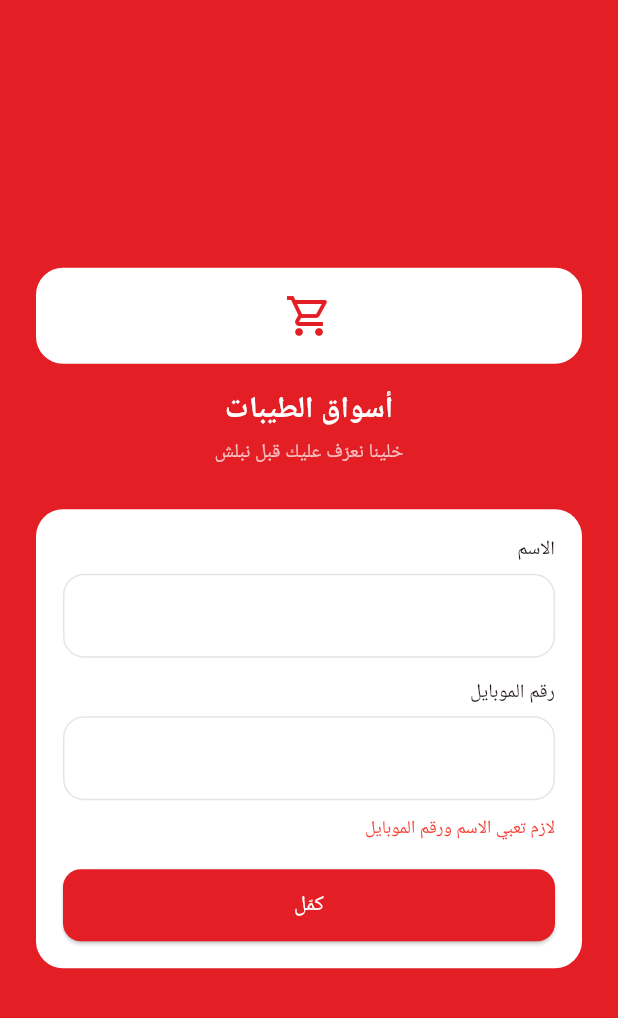
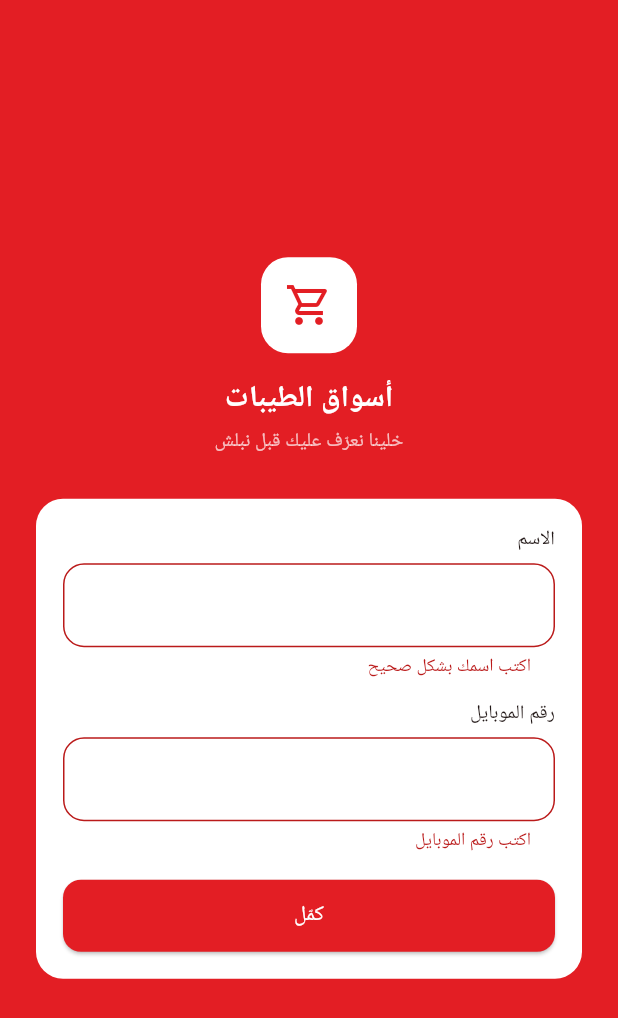
Before and after one commit to Huthayfa-Alomari/altayebat_app, a Flutter app: the screen it shows after launch, after a tap on "كمّل", on a phone screen of 412 x 824 dp. Shown: the top 1018 px of the screen. Run offline on Flutter 3.47's test engine with Material 3 defaults, Android fonts, the phone set to English and light mode, and no system bars; our stand-ins replace supabase_flutter; accounts and stored records are empty; Roboto replaces fonts that are missing (Cairo).

Commit message:
fix: validate onboarding input and harden async lifecycle

```diff
--- a/altayebat_app/lib/screens/welcome_screen.dart
+++ b/altayebat_app/lib/screens/welcome_screen.dart
@@ -11,19 +11,40 @@ class WelcomeScreen extends StatefulWidget {
 }
 
 class _WelcomeScreenState extends State<WelcomeScreen> {
+  final _formKey = GlobalKey<FormState>();
   final _nameController = TextEditingController();
   final _phoneController = TextEditingController();
   bool _loading = false;
   String? _error;
 
+  @override
+  void dispose() {
+    _nameController.dispose();
+    _phoneController.dispose();
+    super.dispose();
+  }
+
+  String _normalizePhone(String value) {
+    return value.replaceAll(RegExp(r'[^0-9+]'), '');
+  }
+
+  String? _validatePhone(String? value) {
+    final phone = _normalizePhone(value?.trim() ?? '');
+    if (phone.isEmpty) return 'اكتب رقم الموبايل';
+
+    final digitsOnly = phone.replaceAll('+', '');
+    if (digitsOnly.length < 9 || digitsOnly.length > 15) {
+      return 'رقم الموبايل غير صحيح';
+    }
+    return null;
+  }
+
   Future<void> _continue() async {
+    FocusScope.of(context).unfocus();
+    if (!(_formKey.currentState?.validate() ?? false)) return;
+
     final name = _nameController.text.trim();
-    final phone = _phoneController.text.trim();
-
-    if (name.isEmpty || phone.isEmpty) {
-      setState(() => _error = 'لازم تعبي الاسم ورقم الموبايل');
-      return;
-    }
+    final phone = _normalizePhone(_phoneController.text.trim());
 
     setState(() {
       _loading = true;
@@ -36,8 +57,9 @@ class _WelcomeScreenState extends State<WelcomeScreen> {
       Navigator.of(context).pushReplacement(
         MaterialPageRoute(builder: (_) => const HomeScreen()),
       );
-    } catch (e) {
-      setState(() => _error = 'صار خطأ، جرب مرة ثانية');
+    } catch (_) {
+      if (!mounted) return;
+      setState(() => _error = 'تعذر تسجيل الدخول. تأكد من الإنترنت وجرب مرة ثانية.');
     } finally {
       if (mounted) setState(() => _loading = false);
     }
@@ -48,13 +70,19 @@ class _WelcomeScreenState extends State<WelcomeScreen> {
     return Scaffold(
       backgroundColor: AppColors.primary,
       body: SafeArea(
-        child: Padding(
+        child: Center(
+          child: SingleChildScrollView(
             padding: const EdgeInsets.all(24),
+            child: ConstrainedBox(
+              constraints: const BoxConstraints(maxWidth: 460),
+              child: Form(
+                key: _formKey,
                 child: Column(
                   crossAxisAlignment: CrossAxisAlignment.stretch,
                   mainAxisAlignment: MainAxisAlignment.center,
                   children: [
-              Container(
+                    Center(
+                      child: Container(
                         width: 64,
                         height: 64,
                         alignment: Alignment.center,
@@ -62,8 +90,12 @@ class _WelcomeScreenState extends State<WelcomeScreen> {
                           color: Colors.white,
                           borderRadius: BorderRadius.circular(18),
                         ),
-                child: const Icon(Icons.shopping_cart_outlined,
-                    color: AppColors.primary, size: 32),
+                        child: const Icon(
+                          Icons.shopping_cart_outlined,
+                          color: AppColors.primary,
+                          size: 32,
+                        ),
+                      ),
                     ),
                     const SizedBox(height: 16),
                     const Text(
@@ -72,7 +104,8 @@ class _WelcomeScreenState extends State<WelcomeScreen> {
                       style: TextStyle(
                         color: Colors.white,
                         fontSize: 20,
-                    fontWeight: FontWeight.w700),
+                        fontWeight: FontWeight.w700,
+                      ),
                     ),
                     const SizedBox(height: 4),
                     const Text(
@@ -92,24 +125,50 @@ class _WelcomeScreenState extends State<WelcomeScreen> {
                         children: [
                           const Text('الاسم', style: TextStyle(fontSize: 13)),
                           const SizedBox(height: 6),
-                    TextField(controller: _nameController),
+                          TextFormField(
+                            controller: _nameController,
+                            textInputAction: TextInputAction.next,
+                            autofillHints: const [AutofillHints.name],
+                            maxLength: 80,
+                            decoration: const InputDecoration(counterText: ''),
+                            validator: (value) {
+                              final name = value?.trim() ?? '';
+                              if (name.length < 2) return 'اكتب اسمك بشكل صحيح';
+                              return null;
+                            },
+                          ),
                           const SizedBox(height: 14),
-                    const Text('رقم الموبايل', style: TextStyle(fontSize: 13)),
+                          const Text(
+                            'رقم الموبايل',
+                            style: TextStyle(fontSize: 13),
+                          ),
                           const SizedBox(height: 6),
-                    TextField(
+                          TextFormField(
                             controller: _phoneController,
                             keyboardType: TextInputType.phone,
+                            textInputAction: TextInputAction.done,
+                            autofillHints: const [AutofillHints.telephoneNumber],
+                            validator: _validatePhone,
+                            onFieldSubmitted: (_) {
+                              if (!_loading) _continue();
+                            },
                           ),
                           if (_error != null) ...[
                             const SizedBox(height: 10),
-                      Text(_error!,
+                            Text(
+                              _error!,
                               style: const TextStyle(
-                              color: Colors.red, fontSize: 12)),
+                                color: Colors.red,
+                                fontSize: 12,
+                              ),
+                            ),
                           ],
                           const SizedBox(height: 18),
                           ElevatedButton(
                             onPressed: _loading ? null : _continue,
-                      child: Text(_loading ? 'جاري الدخول...' : 'كمّل'),
+                            child: Text(
+                              _loading ? 'جاري الدخول...' : 'كمّل',
+                            ),
                           ),
                         ],
                       ),
@@ -118,6 +177,9 @@ class _WelcomeScreenState extends State<WelcomeScreen> {
                 ),
               ),
             ),
+          ),
+        ),
+      ),
     );
   }
 }
```
Lines whose indentation alone changed are shown as unchanged.
